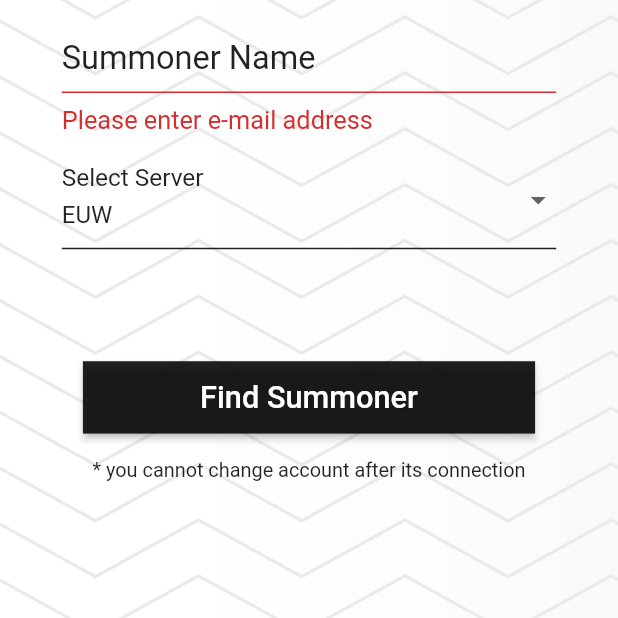
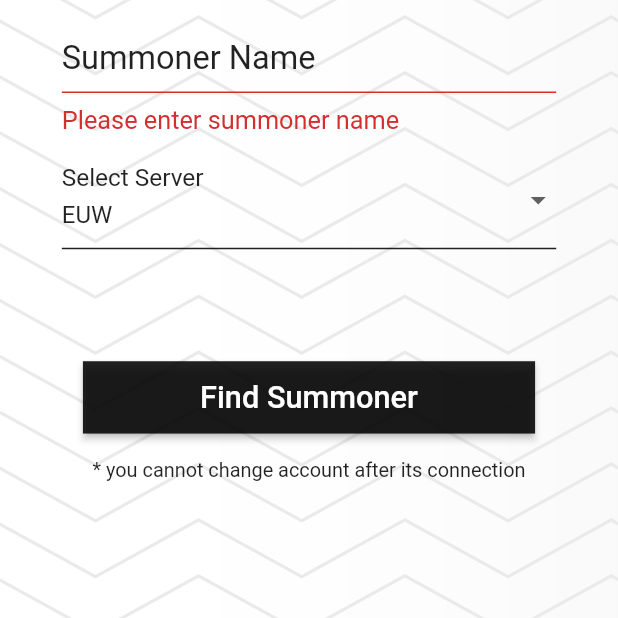
Before and after one commit to razmik-gharibyan/lol_rewarder, a Flutter app: the screen it shows after launch, scrolled down 56 dp, after a tap on "Find Summoner", on a phone screen of 412 x 824 dp, the part 406-1024 px from its top. Run offline on Flutter 3.47's test engine with Material 2 defaults, Android fonts, the phone set to English and light mode, and no system bars; our stand-ins replace firebase_auth, shared_preferences; accounts and stored records are empty.

Commit message:
1.0.0.3 Added findSummonerByUsernameAndServerTag method, checked working, need more test and imporvements for connect_account_screen.dart

```diff
--- /dev/null
+++ b/lib/model/Summoner.dart
@@ -0,0 +1,17 @@
+class Summoner {
+
+  static final Summoner _summoner = Summoner._privateConstructor();
+
+  factory Summoner() {
+    return _summoner;
+  }
+
+  String puuid;
+  String accountId;
+
+  Summoner._privateConstructor() {
+    this.puuid = null;
+    this.accountId = null;
+  }
+
+}
--- a/lib/providers/lol_provider.dart
+++ b/lib/providers/lol_provider.dart
@@ -1,7 +1,45 @@
+import 'dart:convert';
+
 import 'package:flutter/cupertino.dart';
+import 'package:http/http.dart' as http;
+import 'package:lol_rewarder/lol_api_key.dart';
+import 'package:lol_rewarder/model/Summoner.dart';
 
 class LoLProvider with ChangeNotifier {
 
+  static final LoLProvider _loLProvider = LoLProvider.privateConstructor();
 
+  factory LoLProvider() {
+    return _loLProvider;
+  }
+
+  LoLProvider.privateConstructor();
+
+  // Constants
+  final String _summonerNotFoundLoLMsg = "Data not found - No results found for player with riot id";
+  // Custom Exception constants
+  final String _summonerNotFoundCustomExceptionMsg = "SUMMONER_NOT_FOUND";
+  // Singleton
+  Summoner _summoner = Summoner();
+
+  Future<void> checkIfSummonerExistsInLeague(String summonerName,String serverTag) async {
+    final result = await http.get(
+      "https://europe.api.riotgames.com/riot/account/v1/accounts/by-riot-id/$summonerName/$serverTag?api_key=${LoLApiKey.API_KEY}",
+      headers: {
+        "Content-Type": "application/json",
+      },
+    );
+    if(result.statusCode == 200) {
+      // Summoner found
+      Map<String,dynamic> jsonResponse = json.decode(result.body);
+      _summoner.puuid = jsonResponse["puuid"];
+    }else if(result.statusCode == 404) {
+      // Summoner not found
+      Map<String,dynamic> jsonResponse = json.decode(result.body);
+      if(jsonResponse["status"]["message"].toString().contains(_summonerNotFoundLoLMsg)) {
+        throw Exception(_summonerNotFoundCustomExceptionMsg);
+      }
+    }
+  }
 
 }
--- a/lib/screens/connect_account_screen.dart
+++ b/lib/screens/connect_account_screen.dart
@@ -3,6 +3,7 @@ import 'dart:io';
 import 'package:flutter/cupertino.dart';
 import 'package:flutter/material.dart';
 import 'package:lol_rewarder/helper/constraint_helper.dart';
+import 'package:lol_rewarder/providers/lol_provider.dart';
 import 'package:lol_rewarder/screens/login_screen.dart';
 
 class ConnectAccountScreen extends StatefulWidget {
@@ -19,6 +20,10 @@ class _ConnectAccountScreenState extends State<ConnectAccountScreen> {
 
   // Constants
   final List<String> _serverTagList = ["BR","EUW","EUN","JP","KR","NA","OC","RU","TR"];
+  // Custom Exception constants
+  final String _summonerNotFoundCustomExceptionMsg = "SUMMONER_NOT_FOUND";
+  // Tools
+  final _lolProvider = LoLProvider();
   // Vars
   String summonerName = "";
   String serverTag = "EUW";
@@ -135,7 +140,7 @@ class _ConnectAccountScreenState extends State<ConnectAccountScreen> {
                                       ),
                                       validator: (value) {
                                         if(value.isEmpty) {
-                                          return "Please enter e-mail address";
+                                          return "Please enter summoner name";
                                         }
                                       },
                                       onSaved: (value) {
@@ -227,6 +232,11 @@ class _ConnectAccountScreenState extends State<ConnectAccountScreen> {
                   ),
                 ],
               ),
+              _isLoading ? Center(
+                child: Platform.isAndroid
+                    ? CircularProgressIndicator(valueColor: AlwaysStoppedAnimation<Color>(Colors.amber),)
+                    : CupertinoActivityIndicator(),
+              ) : Center()
             ],
           ),
         ),
@@ -244,9 +254,12 @@ class _ConnectAccountScreenState extends State<ConnectAccountScreen> {
       _isLoading = true;
     });
     try {
-
+      await _lolProvider.checkIfSummonerExistsInLeague(summonerName, serverTag);
     } catch (error) {
-      final errorMassage = "Failed to get summoner information,try again later";
+      String errorMassage = "Failed to get summoner information,try again later";
+      if(error.message == _summonerNotFoundCustomExceptionMsg) {
+        errorMassage = "Summoner does not exist";
+      }
       _showErrorDialog(errorMassage);
     }
     setState(() {
```
Also changed, not shown: 1 other file.
